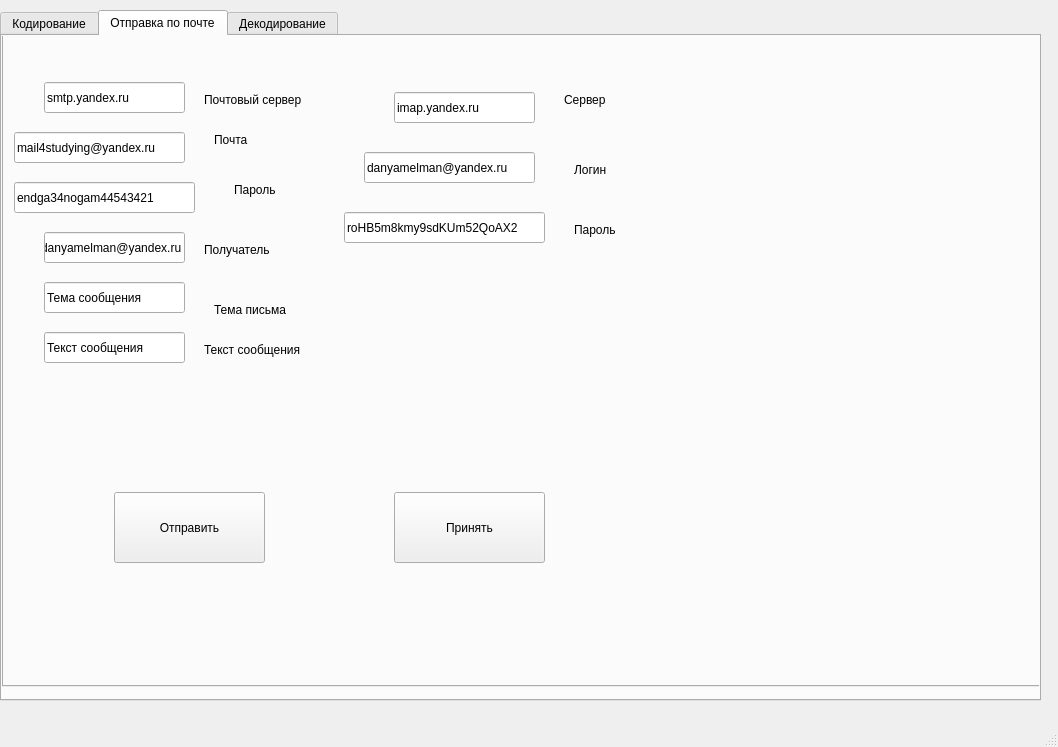
Selin333/Kursovaya, file untitled.ui: the form before one commit.
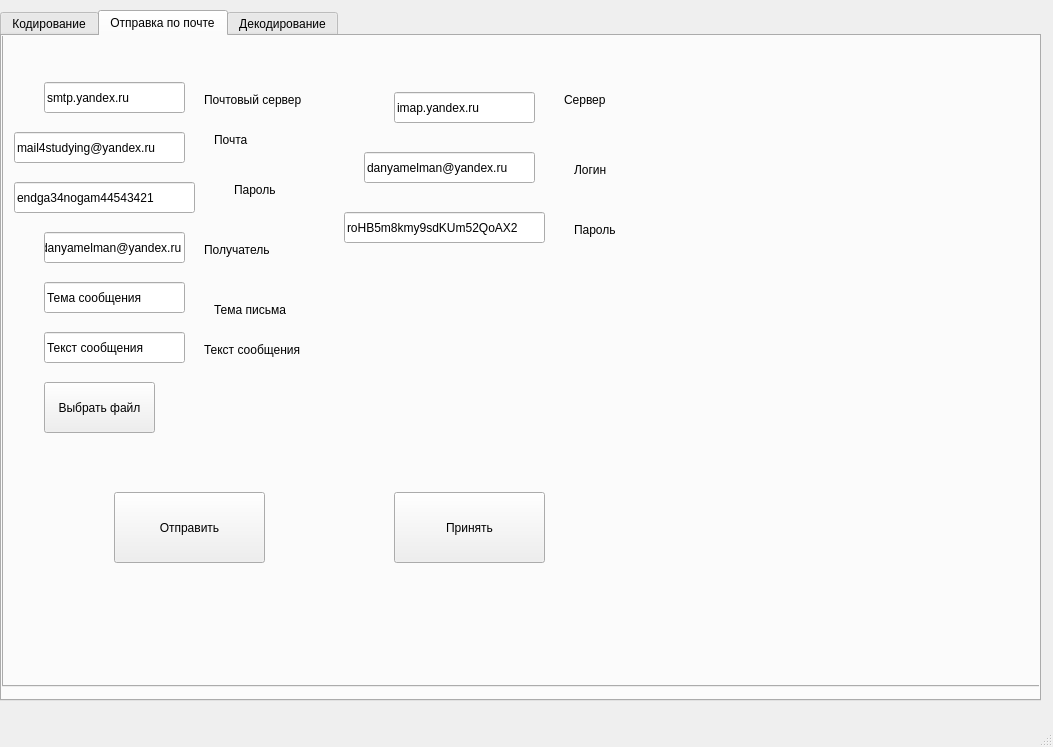
The form after the commit.

Commit message: Отправка через GUI,выбор файла и ошибки

Patch:
```diff
--- a/untitled.ui
+++ b/untitled.ui
@@ -6,7 +6,7 @@
    <rect>
     <x>0</x>
     <y>0</y>
-    <width>1058</width>
+    <width>1053</width>
     <height>747</height>
    </rect>
   </property>
@@ -378,6 +378,19 @@
          <string>Пароль</string>
         </property>
        </widget>
+       <widget class="QPushButton" name="pushButton_5">
+        <property name="geometry">
+         <rect>
+          <x>40</x>
+          <y>360</y>
+          <width>111</width>
+          <height>51</height>
+         </rect>
+        </property>
+        <property name="text">
+         <string>Выбрать файл</string>
+        </property>
+       </widget>
       </widget>
       <widget class="QWidget" name="tab_12">
        <attribute name="title">
```
The commit also changes 4 other files.
